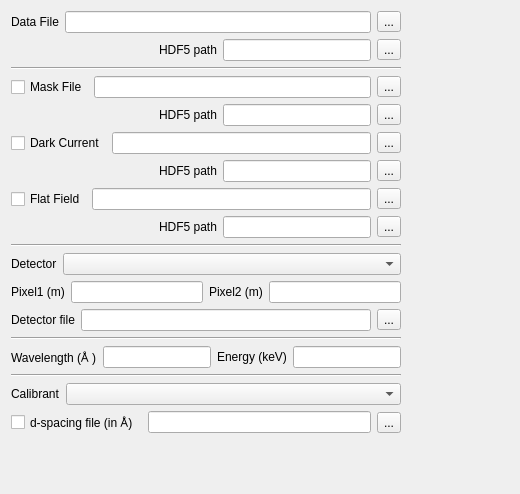
Qt form GUI/input_widget.ui (kif/dahu) before a commit.
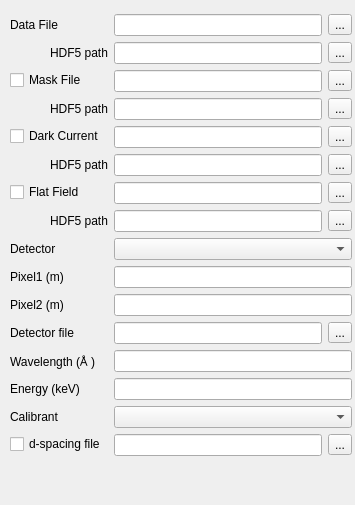
The same form after that commit.

Commit message: input widget integrated into main view

```diff
--- a/GUI/input_widget.ui
+++ b/GUI/input_widget.ui
@@ -6,25 +6,32 @@
    <rect>
     <x>0</x>
     <y>0</y>
-    <width>520</width>
-    <height>494</height>
+    <width>355</width>
+    <height>505</height>
    </rect>
   </property>
   <property name="windowTitle">
    <string>Form</string>
   </property>
+  <widget class="QWidget" name="">
+   <property name="geometry">
+    <rect>
+     <x>10</x>
+     <y>14</y>
+     <width>342</width>
+     <height>488</height>
+    </rect>
+   </property>
   <layout class="QFormLayout" name="formLayout">
    <item row="0" column="0">
-    <layout class="QVBoxLayout" name="verticalLayout">
-     <item>
-      <layout class="QHBoxLayout" name="horizontalLayout_10">
-       <item>
         <widget class="QLabel" name="label_6">
          <property name="text">
           <string>Data File</string>
          </property>
         </widget>
        </item>
+    <item row="0" column="1">
+     <layout class="QHBoxLayout" name="horizontalLayout">
        <item>
         <widget class="QLineEdit" name="data_file">
          <property name="toolTip">
@@ -44,10 +51,10 @@
        </item>
       </layout>
      </item>
+    <item row="1" column="0">
+     <layout class="QHBoxLayout" name="horizontalLayout_14">
      <item>
-      <layout class="QHBoxLayout" name="horizontalLayout_8">
-       <item>
-        <spacer name="horizontalSpacer_2">
+       <spacer name="horizontalSpacer">
          <property name="orientation">
           <enum>Qt::Horizontal</enum>
          </property>
@@ -66,6 +73,10 @@
          </property>
         </widget>
        </item>
+     </layout>
+    </item>
+    <item row="1" column="1">
+     <layout class="QHBoxLayout" name="horizontalLayout_2">
        <item>
         <widget class="QLineEdit" name="data_file_hdf5">
          <property name="toolTip">
@@ -85,16 +96,7 @@
        </item>
       </layout>
      </item>
-     <item>
-      <widget class="Line" name="line">
-       <property name="orientation">
-        <enum>Qt::Horizontal</enum>
-       </property>
-      </widget>
-     </item>
-     <item>
-      <layout class="QHBoxLayout" name="horizontalLayout_5">
-       <item>
+    <item row="2" column="0">
         <widget class="QCheckBox" name="do_mask">
          <property name="toolTip">
           <string>Mask-out pixels</string>
@@ -104,6 +106,8 @@
          </property>
         </widget>
        </item>
+    <item row="2" column="1">
+     <layout class="QHBoxLayout" name="horizontalLayout_5">
        <item>
         <widget class="QLineEdit" name="mask_file">
          <property name="toolTip">
@@ -123,10 +127,10 @@
        </item>
       </layout>
      </item>
+    <item row="3" column="0">
+     <layout class="QHBoxLayout" name="horizontalLayout_13">
      <item>
-      <layout class="QHBoxLayout" name="horizontalLayout_15">
-       <item>
-        <spacer name="horizontalSpacer_5">
+       <spacer name="horizontalSpacer_2">
          <property name="orientation">
           <enum>Qt::Horizontal</enum>
          </property>
@@ -145,6 +149,10 @@
          </property>
         </widget>
        </item>
+     </layout>
+    </item>
+    <item row="3" column="1">
+     <layout class="QHBoxLayout" name="horizontalLayout_6">
        <item>
         <widget class="QLineEdit" name="mask_file_hdf5">
          <property name="toolTip">
@@ -164,9 +172,7 @@
        </item>
       </layout>
      </item>
-     <item>
-      <layout class="QHBoxLayout" name="horizontalLayout_4">
-       <item>
+    <item row="4" column="0">
         <widget class="QCheckBox" name="do_dark">
          <property name="toolTip">
           <string>Perform dark current subtraction</string>
@@ -176,6 +182,8 @@
          </property>
         </widget>
        </item>
+    <item row="4" column="1">
+     <layout class="QHBoxLayout" name="horizontalLayout_4">
        <item>
         <widget class="QLineEdit" name="dark_current">
          <property name="toolTip">
@@ -195,10 +203,10 @@
        </item>
       </layout>
      </item>
+    <item row="5" column="0">
+     <layout class="QHBoxLayout" name="horizontalLayout_12">
      <item>
-      <layout class="QHBoxLayout" name="horizontalLayout_14">
-       <item>
-        <spacer name="horizontalSpacer_4">
+       <spacer name="horizontalSpacer_3">
          <property name="orientation">
           <enum>Qt::Horizontal</enum>
          </property>
@@ -217,6 +225,10 @@
          </property>
         </widget>
        </item>
+     </layout>
+    </item>
+    <item row="5" column="1">
+     <layout class="QHBoxLayout" name="horizontalLayout_8">
        <item>
         <widget class="QLineEdit" name="dark_current_hdf5">
          <property name="toolTip">
@@ -236,9 +248,7 @@
        </item>
       </layout>
      </item>
-     <item>
-      <layout class="QHBoxLayout" name="horizontalLayout_3">
-       <item>
+    <item row="6" column="0">
         <widget class="QCheckBox" name="do_flat">
          <property name="toolTip">
           <string>Perform flat field corrrections</string>
@@ -248,6 +258,8 @@
          </property>
         </widget>
        </item>
+    <item row="6" column="1">
+     <layout class="QHBoxLayout" name="horizontalLayout_3">
        <item>
         <widget class="QLineEdit" name="flat_field">
          <property name="toolTip">
@@ -267,10 +279,10 @@
        </item>
       </layout>
      </item>
+    <item row="7" column="0">
+     <layout class="QHBoxLayout" name="horizontalLayout_11">
      <item>
-      <layout class="QHBoxLayout" name="horizontalLayout_13">
-       <item>
-        <spacer name="horizontalSpacer_3">
+       <spacer name="horizontalSpacer_4">
          <property name="orientation">
           <enum>Qt::Horizontal</enum>
          </property>
@@ -289,6 +301,10 @@
          </property>
         </widget>
        </item>
+     </layout>
+    </item>
+    <item row="7" column="1">
+     <layout class="QHBoxLayout" name="horizontalLayout_10">
        <item>
         <widget class="QLineEdit" name="flat_field_hdf5">
          <property name="toolTip">
@@ -308,25 +324,14 @@
        </item>
       </layout>
      </item>
-     <item>
-      <widget class="Line" name="line_2">
-       <property name="orientation">
-        <enum>Qt::Horizontal</enum>
-       </property>
-      </widget>
-     </item>
-     <item>
-      <layout class="QVBoxLayout" name="verticalLayout_2">
-       <item>
-        <layout class="QHBoxLayout" name="horizontalLayout_9">
-         <item>
+    <item row="8" column="0">
           <widget class="QLabel" name="label_5">
            <property name="text">
             <string>Detector</string>
            </property>
           </widget>
          </item>
-         <item>
+    <item row="8" column="1">
           <widget class="QComboBox" name="detector">
            <property name="sizePolicy">
             <sizepolicy hsizetype="Expanding" vsizetype="Fixed">
@@ -339,49 +344,43 @@
            </property>
           </widget>
          </item>
-        </layout>
-       </item>
-       <item>
-        <layout class="QHBoxLayout" name="horizontalLayout_6">
-         <item>
+    <item row="9" column="0">
           <widget class="QLabel" name="label_2">
            <property name="text">
             <string>Pixel1 (m)</string>
            </property>
           </widget>
          </item>
-         <item>
+    <item row="9" column="1">
           <widget class="QLineEdit" name="pixel1">
            <property name="toolTip">
             <string>Pixel size in rows direction (Y)</string>
            </property>
           </widget>
          </item>
-         <item>
+    <item row="10" column="0">
           <widget class="QLabel" name="label_4">
            <property name="text">
             <string>Pixel2 (m)</string>
            </property>
           </widget>
          </item>
-         <item>
+    <item row="10" column="1">
           <widget class="QLineEdit" name="pixel2">
            <property name="toolTip">
             <string>Pixel size in columns direction (X)</string>
            </property>
           </widget>
          </item>
-        </layout>
-       </item>
-       <item>
-        <layout class="QHBoxLayout" name="horizontalLayout_7">
-         <item>
+    <item row="11" column="0">
           <widget class="QLabel" name="label_3">
            <property name="text">
             <string>Detector file</string>
            </property>
           </widget>
          </item>
+    <item row="11" column="1">
+     <layout class="QHBoxLayout" name="horizontalLayout_7">
          <item>
           <widget class="QLineEdit" name="detectorfile">
            <property name="toolTip">
@@ -401,64 +400,42 @@
          </item>
         </layout>
        </item>
-      </layout>
-     </item>
-     <item>
-      <widget class="Line" name="line_5">
-       <property name="orientation">
-        <enum>Qt::Horizontal</enum>
-       </property>
-      </widget>
-     </item>
-     <item>
-      <layout class="QHBoxLayout" name="horizontalLayout">
-       <item>
+    <item row="12" column="0">
         <widget class="QLabel" name="label_11">
          <property name="text">
           <string>Wavelength (Å )</string>
          </property>
         </widget>
        </item>
-       <item>
+    <item row="12" column="1">
         <widget class="QLineEdit" name="wavelength">
          <property name="toolTip">
           <string>Used only for calculating the momentum transfer (q)</string>
          </property>
         </widget>
        </item>
-       <item>
+    <item row="13" column="0">
         <widget class="QLabel" name="label_12">
          <property name="text">
           <string>Energy (keV)</string>
          </property>
         </widget>
        </item>
-       <item>
+    <item row="13" column="1">
         <widget class="QLineEdit" name="energy">
          <property name="toolTip">
           <string>Used only for calculating the momentum transfer (q)</string>
          </property>
         </widget>
        </item>
-      </layout>
-     </item>
-     <item>
-      <widget class="Line" name="line_4">
-       <property name="orientation">
-        <enum>Qt::Horizontal</enum>
-       </property>
-      </widget>
-     </item>
-     <item>
-      <layout class="QHBoxLayout" name="horizontalLayout_12">
-       <item>
+    <item row="14" column="0">
         <widget class="QLabel" name="label_7">
          <property name="text">
           <string>Calibrant</string>
          </property>
         </widget>
        </item>
-       <item>
+    <item row="14" column="1">
         <widget class="QComboBox" name="calibrant">
          <property name="sizePolicy">
           <sizepolicy hsizetype="Expanding" vsizetype="Fixed">
@@ -471,20 +448,18 @@
          </property>
         </widget>
        </item>
-      </layout>
-     </item>
-     <item>
-      <layout class="QHBoxLayout" name="horizontalLayout_11">
-       <item>
+    <item row="15" column="0">
         <widget class="QCheckBox" name="do_dspacing">
          <property name="toolTip">
           <string>Mask-out pixels</string>
          </property>
          <property name="text">
-          <string>d-spacing file (in Å) </string>
+       <string>d-spacing file</string>
          </property>
         </widget>
        </item>
+    <item row="15" column="1">
+     <layout class="QHBoxLayout" name="horizontalLayout_9">
        <item>
         <widget class="QLineEdit" name="dspacing">
          <property name="toolTip">
@@ -502,8 +477,7 @@
       </layout>
      </item>
     </layout>
-   </item>
-  </layout>
+  </widget>
  </widget>
  <resources/>
  <connections/>
```
Left out of the diff: 2 changed lines with no effect on the pictures. Lines whose indentation alone changed are shown as unchanged. The commit also changes 3 other files.
